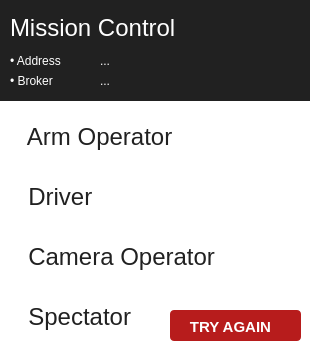
Above: MissionControl/initwindow.ui from wuspy/soro before the change. Below: the same form after it.
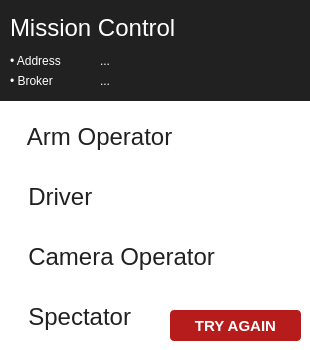
That is the form after the change. Icons and pictures are not drawn.

Patch:
```diff
--- a/MissionControl/initwindow.ui
+++ b/MissionControl/initwindow.ui
@@ -339,6 +339,9 @@
     <property name="alignment">
      <set>Qt::AlignCenter</set>
     </property>
+    <property name="wordWrap">
+     <bool>true</bool>
+    </property>
    </widget>
    <widget class="QPushButton" name="retryButton">
     <property name="geometry">
@@ -365,7 +368,7 @@
 	color: #ffffff;
     background: #b71c1c;
 	border-radius: 4px;
-	padding: 5px 15px 2px 5px;
+	padding: 5px 5px 5px 5px;
 }
 
 QPushButton:hover{
```
